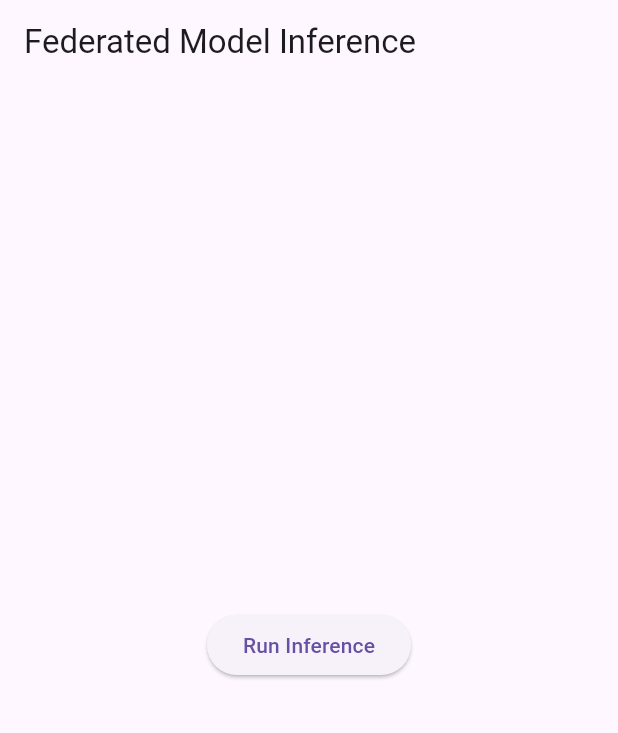
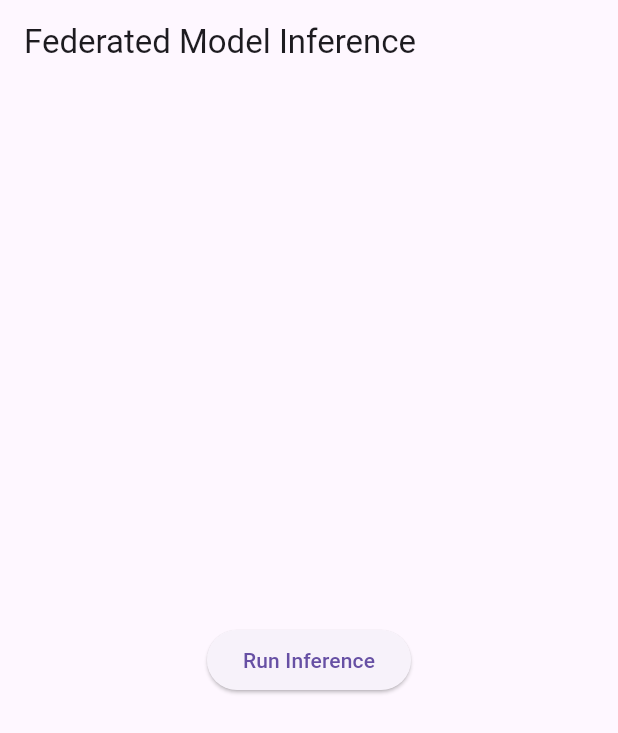
Before and after one commit to rubynguyen2505/Federated-SLM-on-iOS, a Flutter app: the screen it shows after launch, on a phone screen of 412 x 824 dp. Shown: the top 733 px of the screen. Run offline on Flutter 3.47's test engine with Material 3 defaults, Android fonts, the light colour scheme and no system bars; missing offline and left inert: tflite_flutter.

Commit message:
fixed main.dart

```diff
--- a/federated_slm_app/lib/main.dart
+++ b/federated_slm_app/lib/main.dart
@@ -1,11 +1,11 @@
 import 'dart:convert';
 import 'package:flutter/material.dart';
 import 'package:federated_slm_app/tflite_model.dart';
-import 'package:http/http.dart' as http;  // Import the HTTP package
+import 'package:http/http.dart' as http;
 
 // Function to send model weights to the server
 Future<void> sendModelWeights(List<double> weights) async {
-  var url = Uri.parse("http://172.24.201.114:5000/upload_model");
+  var url = Uri.parse("http://<YOUR_SERVER_IP>:5000/upload_model");
 
   // Send HTTP POST request with weights
   var response = await http.post(
@@ -43,8 +43,6 @@ class MyModelPage extends StatefulWidget {
 
 class _MyModelPageState extends State<MyModelPage> {
   TensorFlowLiteModel model = TensorFlowLiteModel();
-  bool _isLoading = false;  // Track loading state
-  String _statusMessage = '';  // To show the status message
 
   @override
   void initState() {
@@ -60,27 +58,12 @@ class _MyModelPageState extends State<MyModelPage> {
 
   // Function to run the model and send the weights to the server
   void makePrediction() async {
-    setState(() {
-      _isLoading = true;  // Show loading indicator
-      _statusMessage = 'Running inference...';  // Show status message
-    });
-
     double input = 1.23;  // Example input, replace with actual input value
     var result = await model.runModel(input);  // Run the model
 
     if (result != null) {
       List<double> weights = result.cast<double>();  // Assuming 'result' is a list of weights
-      bool success = await sendModelWeights(weights);  // Send weights to the server
-
-      setState(() {
-        _isLoading = false;  // Hide loading indicator
-        _statusMessage = success ? 'Model updated successfully!' : 'Failed to update model';
-      });
-    } else {
-      setState(() {
-        _isLoading = false;  // Hide loading indicator
-        _statusMessage = 'Inference failed. Try again.';  // Error message
-      });
+      await sendModelWeights(weights);  // Send weights to the server
     }
   }
 
@@ -89,24 +72,11 @@ class _MyModelPageState extends State<MyModelPage> {
     return Scaffold(
       appBar: AppBar(title: Text("Federated Model Inference")),
       body: Center(
-        child: Padding(
-          padding: const EdgeInsets.all(16.0),
-          child: Column(
-            mainAxisAlignment: MainAxisAlignment.center,
-            crossAxisAlignment: CrossAxisAlignment.center,
-            children: [
-              ElevatedButton(
-                onPressed: makePrediction,
-                child: Text("Run Inference"),
-              ),
-              SizedBox(height: 20),
-              // Show loading indicator and status message
-              if (_isLoading)
-                CircularProgressIndicator(),
-              if (!_isLoading && _statusMessage.isNotEmpty)
-                Text(_statusMessage, style: TextStyle(fontSize: 16, fontWeight: FontWeight.bold)),
-            ],
-          ),
+        child: ElevatedButton(
+          onPressed: () async {
+            await makePrediction();  // Await the async function here
+          },
+          child: Text("Run Inference"),
         ),
       ),
     );
```
